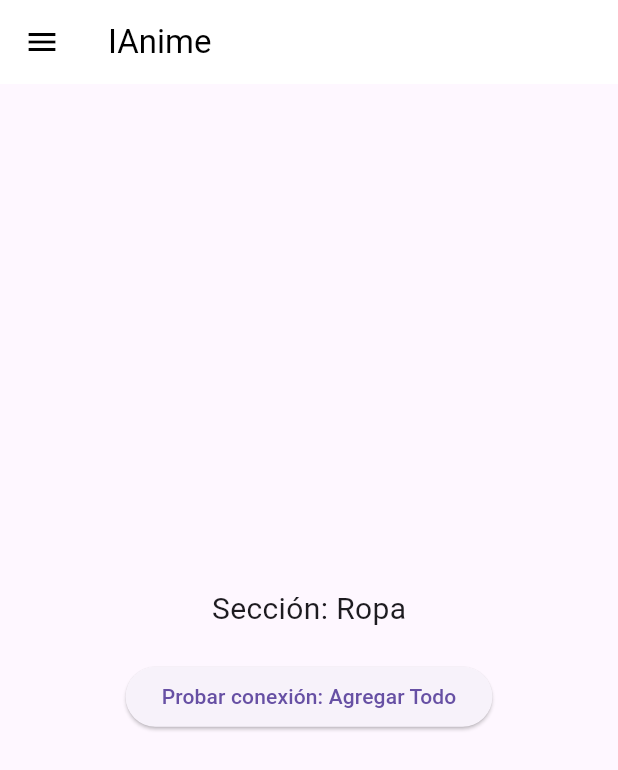
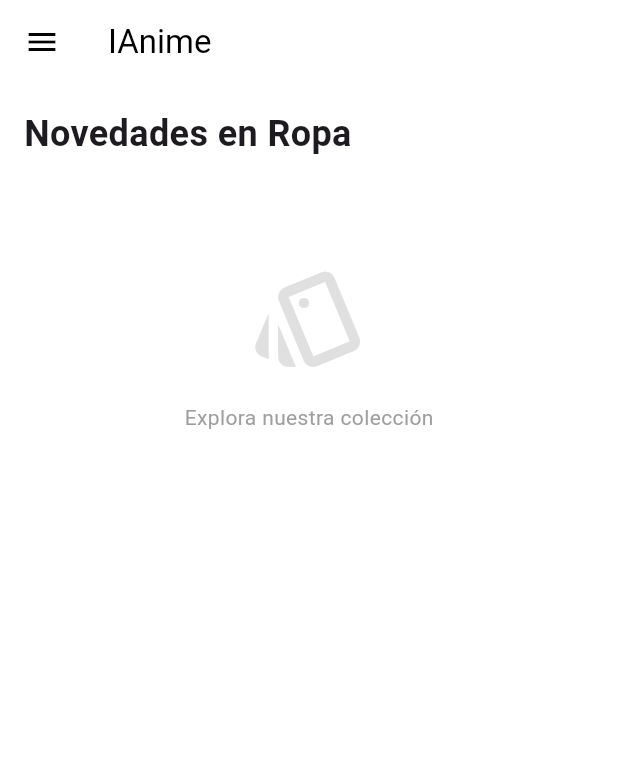
Before and after one commit to Gastonrossi99/ProjectoFinal, a Flutter app: the screen it shows after launch, on a phone screen of 412 x 824 dp. Shown: the top 770 px of the screen. Run offline on Flutter 3.47's test engine with Material 3 defaults, Android fonts, the phone set to English and light mode, and no system bars; our stand-ins replace cloud_firestore, firebase_core; accounts and stored records are empty.

Commit message:
Creacion de views y modificación de modelos

```diff
--- a/lib/main.dart
+++ b/lib/main.dart
@@ -1,12 +1,11 @@
 import 'package:flutter/material.dart';
 import 'package:firebase_core/firebase_core.dart';
 import 'firebase_options.dart';
-import 'models/user.dart';
-import 'models/categoria.dart';
-import 'models/producto.dart';
-import 'models/proveedor.dart';
-import 'models/pedido.dart';
-import 'services/firebase_service.dart';
+import 'views/home.dart';
+import 'views/perfil.dart';
+import 'views/otros.dart';
+import 'views/ia_design.dart';
+import 'views/carrito.dart';
 
 void main() async {
   WidgetsFlutterBinding.ensureInitialized();
@@ -42,7 +41,6 @@ class _HomePageState extends State<HomePage> {
 
   @override
   Widget build(BuildContext context) {
-
     return Scaffold(
       appBar: AppBar(
         title: const Text('IAnime'),
@@ -54,102 +52,43 @@ class _HomePageState extends State<HomePage> {
         width: 80,
         child: Drawer(
           backgroundColor: Colors.white,
-          child: Column( // Usamos Column en lugar de ListView para usar Spacer
+          child: Column(
             children: [
-              // 1. BOTÓN DE PERFIL (Superior)
               const SizedBox(height: 50),
               _buildMenuItem(Icons.person_pin, 'Perfil'),
-
-              const Divider(indent: 20, endIndent: 20), // Línea divisoria sutil
-
-              // 2. BOTONES CENTRALES
+              const Divider(indent: 20, endIndent: 20),
               _buildMenuItem(Icons.stars_outlined, 'Ropa'),
               _buildMenuItem(Icons.stars_outlined, 'Otros'),
               _buildMenuItem(Icons.stars_outlined, 'IA Design'),
-
-              // El Spacer empuja todo lo que viene debajo al final del menú
               const Spacer(),
-
-              // 3. BOTÓN DEL CARRITO (Inferior)
               _buildMenuItem(Icons.shopping_cart_outlined, 'Carrito'),
-              const SizedBox(height: 30), // Espacio final
+              const SizedBox(height: 30),
             ],
           ),
         ),
       ),
-      body: Center(
-        child: Column(
-          mainAxisAlignment: MainAxisAlignment.center,
-          children: [
-            Text(
-              'Sección: $_selectedItem',
-              style: const TextStyle(fontSize: 20),
-            ),
-            const SizedBox(height: 20),
-            ElevatedButton(
-              onPressed: () async {
-                try {
-                  final service = FirebaseService();
-
-                  // 1. Crear Usuario
-                  final newUser = User(
-                    nombre: 'Juan',
-                    apellidos: 'Pérez',
-                    correo: 'juan.perez@example.com',
-                    telefono: '123456789',
-                    direccion: 'Calle Falsa 123',
-                  );
-                  await service.addUser(newUser);
-
-                  // 2. Crear Categoría
-                  final newCat = Categoria(nombre: 'Electrónica');
-                  await service.addCategoria(newCat);
-
-                  // 3. Crear Producto (usa ID de categoría)
-                  final newProd = Producto(
-                    nombre: 'Smartphone',
-                    stock: 10,
-                    coste: 299.99,
-                    detalles: 'Un gran teléfono',
-                    categoriaID: newCat.categoriaID ?? 0,
-                  );
-                  await service.addProducto(newProd);
-
-                  // 4. Crear Proveedor
-                  final newProv = Proveedor(nombre: 'Tech Global');
-                  await service.addProveedor(newProv);
-
-                  // 5. Crear Pedido (usa IDs de user, producto y proveedor)
-                  final newPedido = Pedido(
-                    userID: newUser.userID ?? 0,
-                    productID: newProd.productID ?? 0,
-                    proveedorID: newProv.proveedorID ?? 0,
-                    diaDeLlegada: DateTime.now().add(const Duration(days: 7)),
-                  );
-                  await service.addPedido(newPedido);
-
-                  if (mounted) {
-                    ScaffoldMessenger.of(context).showSnackBar(
-                      const SnackBar(content: Text('¡Datos agregados en las 5 colecciones!')),
-                    );
-                  }
-                } catch (e) {
-                  if (mounted) {
-                    ScaffoldMessenger.of(context).showSnackBar(
-                      SnackBar(content: Text('Error: $e')),
-                    );
-                  }
-                }
-              },
-              child: const Text('Probar conexión: Agregar Todo'),
-            ),
-          ],
-        ),
-      ),
+      body: _getBody(),
     );
   }
 
-  // Widget personalizado para los botones con el efecto de "píldora"
+  // Función para devolver la vista correspondiente según la selección
+  Widget _getBody() {
+    switch (_selectedItem) {
+      case 'Perfil':
+        return const PerfilView();
+      case 'Ropa':
+        return const HomeView();
+      case 'Otros':
+        return const OtrosView();
+      case 'IA Design':
+        return const IADesignView();
+      case 'Carrito':
+        return const CarritoView();
+      default:
+        return const HomeView();
+    }
+  }
+
   Widget _buildMenuItem(IconData icon, String title) {
     bool isSelected = _selectedItem == title;
 
@@ -158,14 +97,12 @@ class _HomePageState extends State<HomePage> {
         setState(() {
           _selectedItem = title;
         });
-        // Si quieres que el menú se cierre al hacer clic, descomenta la siguiente línea:
-        // Navigator.pop(context);
+        // Navigator.pop(context); // Opcional: cierra el menú al seleccionar
       },
       child: Padding(
         padding: const EdgeInsets.symmetric(vertical: 12),
         child: Column(
           children: [
-            // El contenedor que crea el óvalo de selección
             Container(
               padding: const EdgeInsets.symmetric(horizontal: 24, vertical: 8),
               decoration: BoxDecoration(
@@ -193,7 +130,6 @@ class _HomePageState extends State<HomePage> {
     );
   }
 
-  // Función auxiliar para cambiar a icono sólido cuando se selecciona
   IconData _getSolidIcon(IconData icon) {
     if (icon == Icons.stars_outlined) return Icons.stars;
     if (icon == Icons.person_pin) return Icons.person;
--- a/lib/models/categoria.dart
+++ b/lib/models/categoria.dart
@@ -1,16 +1,19 @@
 class Categoria {
   int? categoriaID;
   String nombre;
+  String backgroundImage;
 
   Categoria({
     this.categoriaID,
     required this.nombre,
+    required this.backgroundImage,
   });
 
   Map<String, dynamic> toMap() {
     return {
       'categoriaID': categoriaID,
       'nombre': nombre,
+      'backgroundImage': backgroundImage,
     };
   }
 
@@ -18,6 +21,7 @@ class Categoria {
     return Categoria(
       categoriaID: map['categoriaID'],
       nombre: map['nombre'],
+      backgroundImage: map['backgroundImage'] ?? '',
     );
   }
 }
--- /dev/null
+++ b/lib/views/home.dart
@@ -0,0 +1,46 @@
+import 'package:flutter/material.dart';
+
+class HomeView extends StatelessWidget {
+  const HomeView({super.key});
+
+  @override
+  Widget build(BuildContext context) {
+    return Scaffold(
+      backgroundColor: Colors.white,
+      body: SingleChildScrollView(
+        child: Column(
+          crossAxisAlignment: CrossAxisAlignment.start,
+          children: [
+            const Padding(
+              padding: EdgeInsets.all(16.0),
+              child: Text(
+                'Novedades en Ropa',
+                style: TextStyle(
+                  fontSize: 24,
+                  fontWeight: FontWeight.bold,
+                  color: Color(0xFF1D1B20),
+                ),
+              ),
+            ),
+            // Aquí puedes añadir más contenido más adelante (grids, carruseles, etc.)
+            Center(
+              child: Padding(
+                padding: const EdgeInsets.symmetric(vertical: 50),
+                child: Column(
+                  children: [
+                    Icon(Icons.style_outlined, size: 80, color: Colors.grey[300]),
+                    const SizedBox(height: 16),
+                    const Text(
+                      'Explora nuestra colección',
+                      style: TextStyle(color: Colors.grey),
+                    ),
+                  ],
+                ),
+              ),
+            ),
+          ],
+        ),
+      ),
+    );
+  }
+}
```
Also changed, not shown: lib/models/licencia.dart (added, +33 -0 lines), lib/models/producto.dart (+8 -0 lines), lib/services/firebase_service.dart (+17 -1 lines), lib/views/carrito.dart (added, +27 -0 lines), lib/views/ia_design.dart (added, +25 -0 lines), lib/views/otros.dart (added, +25 -0 lines), lib/views/perfil.dart (added, +25 -0 lines).
